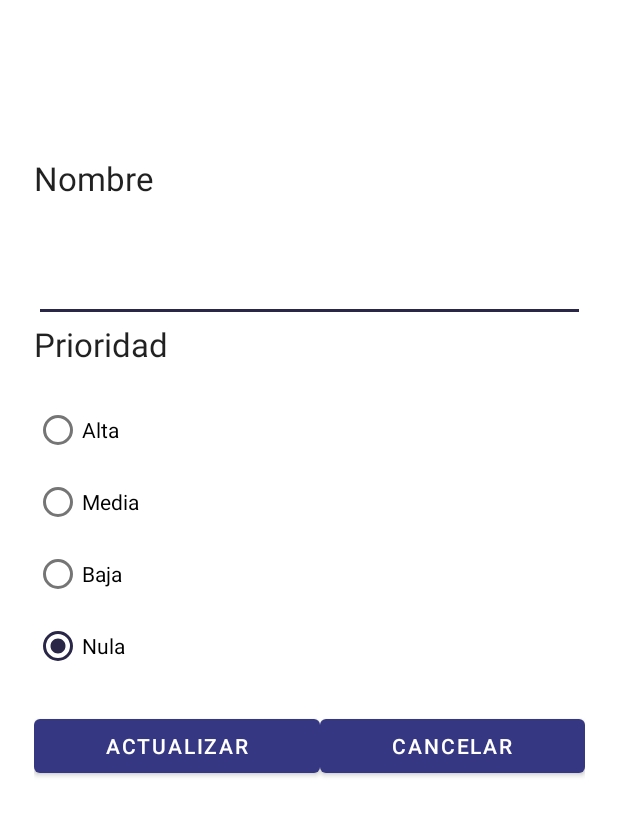
After one commit to Sir-Floppa/Produtracker, an Android app: the ActualizarCategoriaActivity screen opened directly, with no data from a screen before it, on a phone screen of 412 x 824 dp. The commit adds this screen. Shown: the top 816 px of the screen. Run offline under Robolectric (Android 15) with nearby library versions, the phone set to English and light mode, and no system bars.

Commit message:
Añadida la funcion de editar categorias

```diff
--- a/app/src/main/AndroidManifest.xml
+++ b/app/src/main/AndroidManifest.xml
@@ -13,6 +13,9 @@
         android:supportsRtl="true"
         android:theme="@style/Theme.Produtracker2"
         tools:targetApi="31">
+        <activity
+            android:name=".ActualizarCategoriaActivity"
+            android:exported="false" />
         <activity
             android:name=".NuevaCategoriaActivity"
             android:exported="false"
--- /dev/null
+++ b/app/src/main/java/com/example/produtracker2/ActualizarCategoriaActivity.kt
@@ -0,0 +1,78 @@
+package com.example.produtracker2
+
+import android.content.Intent
+import androidx.appcompat.app.AppCompatActivity
+import android.os.Bundle
+import android.widget.Toast
+import kotlinx.android.synthetic.main.activity_actualizar_categoria.*
+import kotlinx.android.synthetic.main.activity_nueva_categoria2.*
+import kotlinx.android.synthetic.main.activity_nueva_categoria2.btnCancelar
+import kotlinx.android.synthetic.main.activity_nueva_categoria2.priorityGroup
+import kotlinx.android.synthetic.main.activity_nueva_categoria2.txtFldNombre
+
+class ActualizarCategoriaActivity : AppCompatActivity() {
+    override fun onCreate(savedInstanceState: Bundle?) {
+        super.onCreate(savedInstanceState)
+        setContentView(R.layout.activity_actualizar_categoria)
+
+        var id: Int = intent.getIntExtra("id", 0)
+        var nombre = intent.getStringExtra("nombre")
+        var prioridad: Int = intent.getIntExtra("prioridad", 0)
+
+        val categoriasIntent = Intent(this, CategoriasActivity::class.java)
+
+        txtFldNombre.setText(nombre)
+        when(prioridad) {
+            3 -> priorityGroup.check(R.id.prioridadAlta)
+            2 -> priorityGroup.check(R.id.prioridadMedia)
+            1 -> priorityGroup.check(R.id.prioridadBaja)
+            0 -> priorityGroup.check(R.id.prioridadNula)
+        }
+
+        btnActualizar.setOnClickListener{
+            if(testData()) {
+                var prioridad: Int = 0
+                when(priorityGroup.checkedRadioButtonId){
+                    R.id.prioridadAlta -> prioridad = 3
+                    R.id.prioridadMedia -> prioridad = 2
+                    R.id.prioridadBaja -> prioridad = 1
+                    R.id.prioridadNula -> prioridad = 0
+                }
+
+                var datos: CategoriaClass = CategoriaClass(id, txtFldNombre.text.toString(), prioridad)
+
+                var sqlManager = SQLManager(this)
+                var response = sqlManager.actualizarCategoria(this, datos)
+
+                if(response) {
+                    Toast.makeText(this, "Se ha actualizado la categoría: ${txtFldNombre.text.toString()}", Toast.LENGTH_SHORT).show()
+                }
+                else {
+                    Toast.makeText(this, "Se produjo un error.", Toast.LENGTH_SHORT).show()
+                }
+
+                cargarVista(categoriasIntent)
+            }
+            else {
+                Toast.makeText(this, "Ingrese valores válidos para la nueva categoría.", Toast.LENGTH_SHORT).show()
+            }
+        }
+        btnCancelar.setOnClickListener{
+            cargarVista(categoriasIntent)
+        }
+    }
+    fun cargarVista(vista: Intent) {
+        startActivity(vista)
+        this.finish()
+    }
+
+    fun testData(): Boolean {
+        var response = true
+
+        if (txtFldNombre.text.isEmpty() || priorityGroup.checkedRadioButtonId == null) {
+            response = false
+        }
+
+        return response
+    }
+}
--- /dev/null
+++ b/app/src/main/res/layout/activity_actualizar_categoria.xml
@@ -0,0 +1,96 @@
+<?xml version="1.0" encoding="utf-8"?>
+<androidx.constraintlayout.widget.ConstraintLayout xmlns:android="http://schemas.android.com/apk/res/android"
+    xmlns:app="http://schemas.android.com/apk/res-auto"
+    xmlns:tools="http://schemas.android.com/tools"
+    android:layout_width="match_parent"
+    android:layout_height="match_parent"
+    tools:context=".ActualizarCategoriaActivity">
+
+    <LinearLayout
+        android:layout_width="367dp"
+        android:layout_height="436dp"
+        android:layout_marginTop="104dp"
+        android:orientation="vertical"
+        app:layout_constraintEnd_toEndOf="parent"
+        app:layout_constraintStart_toStartOf="parent"
+        app:layout_constraintTop_toTopOf="parent">
+
+        <TextView
+            android:id="@+id/textView10"
+            android:layout_width="wrap_content"
+            android:layout_height="wrap_content"
+            android:layout_weight="1"
+            android:text="@string/nombre"
+            android:textAppearance="@style/TextAppearance.AppCompat.Large" />
+
+        <EditText
+            android:id="@+id/txtFldNombre"
+            android:layout_width="match_parent"
+            android:layout_height="wrap_content"
+            android:layout_weight="1"
+            android:ems="10"
+            android:inputType="textPersonName"
+            tools:ignore="SpeakableTextPresentCheck" />
+
+        <TextView
+            android:id="@+id/textView13"
+            android:layout_width="match_parent"
+            android:layout_height="wrap_content"
+            android:layout_weight="1"
+            android:text="@string/prioridad"
+            android:textAppearance="@style/TextAppearance.AppCompat.Large" />
+
+        <RadioGroup
+            android:id="@+id/priorityGroup"
+            android:layout_width="match_parent"
+            android:layout_height="wrap_content"
+            android:layout_weight="1">
+
+            <RadioButton
+                android:id="@+id/prioridadAlta"
+                android:layout_width="match_parent"
+                android:layout_height="wrap_content"
+                android:text="@string/alta" />
+
+            <RadioButton
+                android:id="@+id/prioridadMedia"
+                android:layout_width="match_parent"
+                android:layout_height="wrap_content"
+                android:text="@string/media" />
+
+            <RadioButton
+                android:id="@+id/prioridadBaja"
+                android:layout_width="match_parent"
+                android:layout_height="wrap_content"
+                android:text="@string/baja" />
+
+            <RadioButton
+                android:id="@+id/prioridadNula"
+                android:layout_width="match_parent"
+                android:layout_height="wrap_content"
+                android:text="@string/nula" />
+        </RadioGroup>
+
+        <LinearLayout
+            android:layout_width="match_parent"
+            android:layout_height="wrap_content"
+            android:layout_weight="1"
+            android:orientation="horizontal">
+
+            <Button
+                android:id="@+id/btnActualizar"
+                android:layout_width="wrap_content"
+                android:layout_height="wrap_content"
+                android:layout_weight="1"
+                android:text="@string/actualizar" />
+
+            <Button
+                android:id="@+id/btnCancelar"
+                android:layout_width="wrap_content"
+                android:layout_height="wrap_content"
+                android:layout_weight="1"
+                android:text="@string/cancelar" />
+        </LinearLayout>
+
+    </LinearLayout>
+</androidx.constraintlayout.widget.ConstraintLayout>
--- a/app/src/main/res/layout/categoria.xml
+++ b/app/src/main/res/layout/categoria.xml
@@ -37,7 +37,7 @@
             tools:ignore="SpeakableTextPresentCheck" />
 
         <Button
-            android:id="@+id/button2"
+            android:id="@+id/btnEliminar"
             android:layout_width="55dp"
             android:layout_height="wrap_content"
             android:drawableLeft="@drawable/ic_baseline_delete_24"
--- a/app/src/main/res/values/strings.xml
+++ b/app/src/main/res/values/strings.xml
@@ -29,6 +29,7 @@
     <string name="anadir">Crear Categoría</string>
     <string name="aceptar">Aceptar</string>
     <string name="cancelar">Cancelar</string>
+    <string name="actualizar">Actualizar</string>
 
     <!-- Prioridad -->
     <string name="alta">Alta</string>
```
Also changed, not shown: app/src/main/java/com/example/produtracker2/CategoriasActivity.kt (+18 -0 lines), app/src/main/java/com/example/produtracker2/SQLManager.kt (+38 -0 lines).
